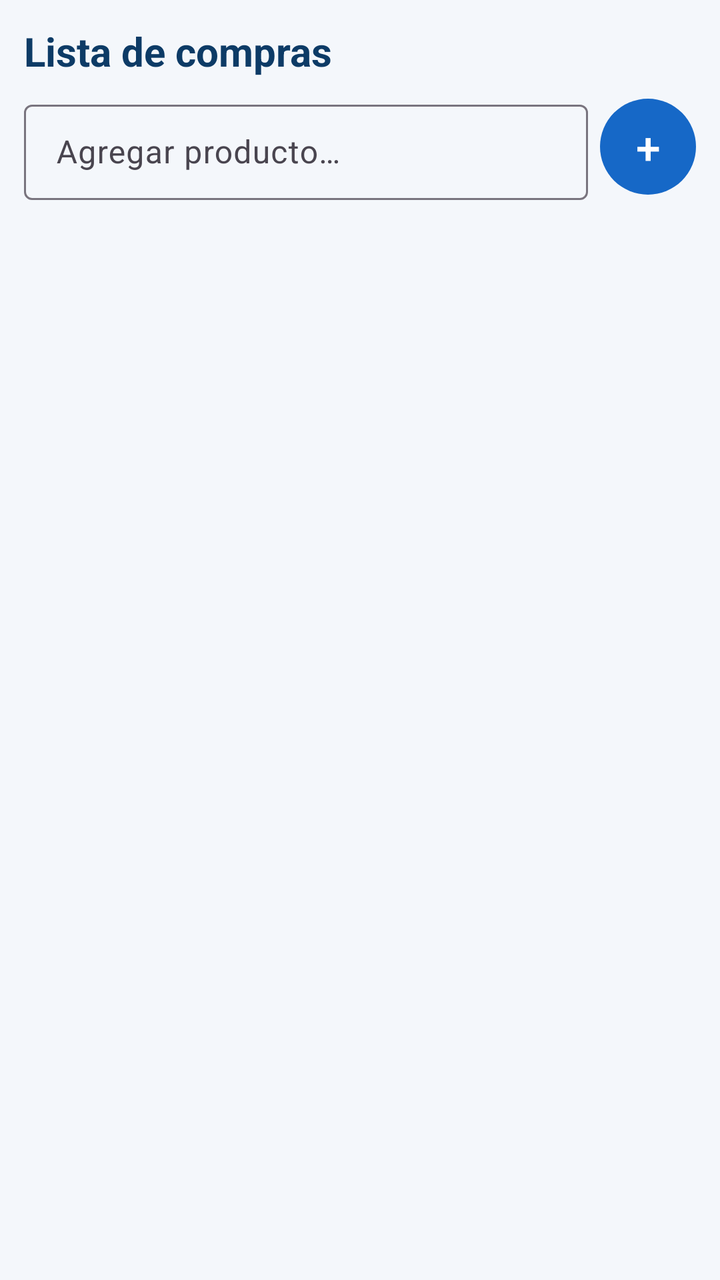
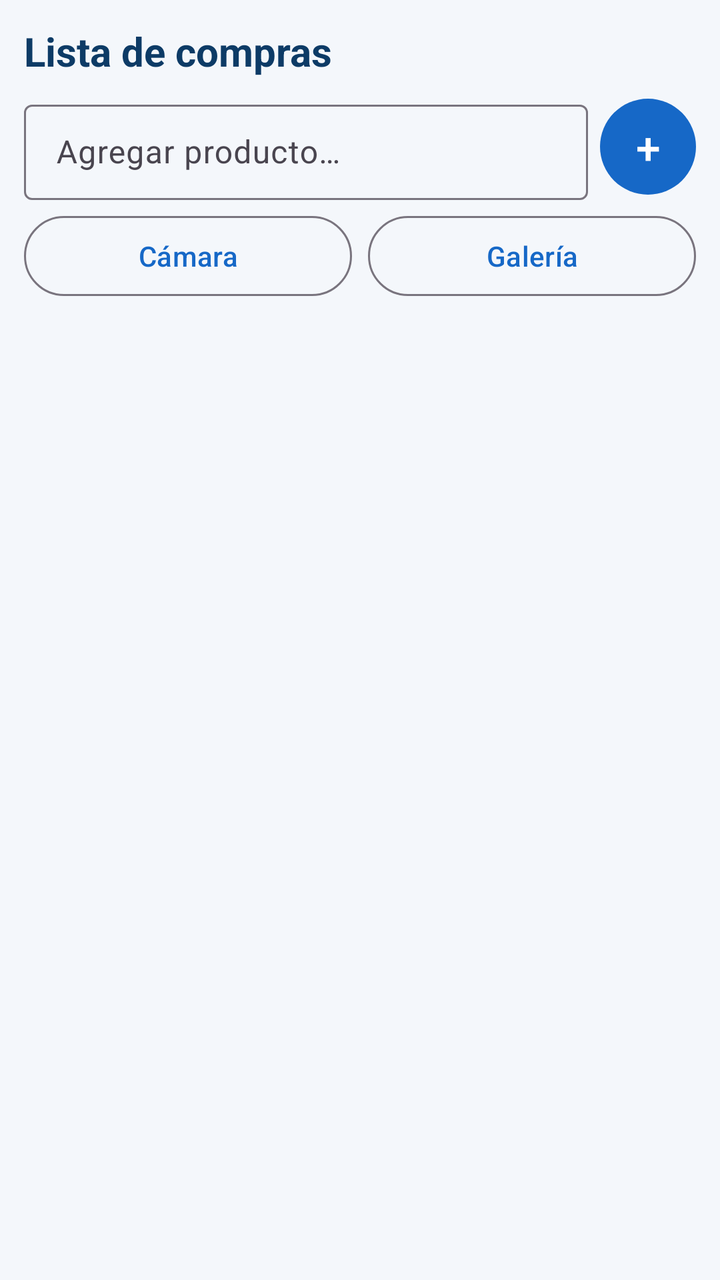

Before-and-after screenshots of an Android layout around one commit, followed by the original layout XML and the change that was made.
<!-- AndroidManifest.xml: application theme Theme.DailySync -->
<!-- res/layout/fragment_compras.xml -->
<?xml version="1.0" encoding="utf-8"?>
<FrameLayout xmlns:android="http://schemas.android.com/apk/res/android"
    xmlns:app="http://schemas.android.com/apk/res-auto"
    android:layout_width="match_parent"
    android:layout_height="match_parent">

    <LinearLayout
        android:layout_width="match_parent"
        android:layout_height="match_parent"
        android:orientation="vertical"
        android:padding="12dp">

        <TextView
            style="@style/DailySync.Titulo"
            android:layout_width="wrap_content"
            android:layout_height="wrap_content"
            android:layout_marginBottom="8dp"
            android:text="@string/compras_titulo" />

        <LinearLayout
            android:layout_width="match_parent"
            android:layout_height="wrap_content"
            android:gravity="center_vertical"
            android:orientation="horizontal">

            <com.google.android.material.textfield.TextInputLayout
                style="@style/Widget.Material3.TextInputLayout.OutlinedBox.Dense"
                android:layout_width="0dp"
                android:layout_height="wrap_content"
                android:layout_weight="1"
                android:hint="@string/compras_hint">

                <com.google.android.material.textfield.TextInputEditText
                    android:id="@+id/et_producto"
                    android:layout_width="match_parent"
                    android:layout_height="wrap_content"
                    android:imeOptions="actionDone"
                    android:inputType="textCapSentences"
                    android:maxLines="1" />
            </com.google.android.material.textfield.TextInputLayout>

            <com.google.android.material.button.MaterialButton
                android:id="@+id/btn_agregar"
                android:layout_width="48dp"
                android:layout_height="48dp"
                android:layout_marginStart="6dp"
                android:contentDescription="@string/agregar_descripcion"
                android:insetTop="0dp"
                android:insetBottom="0dp"
                android:padding="0dp"
                android:text="+"
                android:textSize="22sp" />
        </LinearLayout>
        <TextView
            android:id="@+id/tv_vacio"
            style="@style/DailySync.Etiqueta"
            android:layout_width="match_parent"
            android:layout_height="wrap_content"
            android:layout_marginTop="16dp"
            android:gravity="center"
            android:visibility="gone" />

        <androidx.recyclerview.widget.RecyclerView
            android:id="@+id/rv_compras"
            android:layout_width="match_parent"
            android:layout_height="0dp"
            android:layout_weight="1"
            android:clipToPadding="false"
            android:paddingBottom="72dp" />
    </LinearLayout>
</FrameLayout>
<!-- resources referenced by this layout -->
<resources>
  <string name="agregar_descripcion">Agregar</string>
  <string name="compras_hint">Agregar producto…</string>
  <string name="compras_titulo">Lista de compras</string>
  <style name="DailySync.Etiqueta" parent="">
          <item name="android:textSize">12sp</item>
          <item name="android:textColor">@color/texto_secundario</item>
      </style>
  <style name="DailySync.Titulo" parent="">
          <item name="android:textSize">20sp</item>
          <item name="android:textStyle">bold</item>
          <item name="android:textColor">@color/azul_oscuro</item>
      </style>
  <style name="Theme.DailySync" parent="Theme.Material3.Light.NoActionBar">
          <item name="colorPrimary">@color/azul</item>
          <item name="colorOnPrimary">@color/blanco</item>
          <item name="colorSecondary">@color/naranja</item>
          <item name="colorOnSecondary">@color/texto</item>
          <item name="colorSecondaryContainer">@color/naranja</item>
          <item name="colorOnSecondaryContainer">@color/texto</item>
          <item name="android:colorBackground">@color/fondo</item>
          <item name="android:statusBarColor">@color/azul_oscuro</item>
          <item name="android:navigationBarColor">@color/azul_oscuro</item>
          <item name="android:windowLightStatusBar">false</item>
      </style>
  <color name="texto_secundario">#6B7A8C</color>
  <color name="azul_oscuro">#0D3B66</color>
  <color name="azul">#1668C7</color>
  <color name="blanco">#FFFFFF</color>
  <color name="naranja">#F2A541</color>
  <color name="texto">#1B2430</color>
  <color name="fondo">#F4F7FB</color>
</resources>

<!-- the commit's change to res/layout/fragment_compras.xml (unified diff, before → after) -->
@@ -1,71 +1,137 @@
 <?xml version="1.0" encoding="utf-8"?>
-<FrameLayout xmlns:android="http://schemas.android.com/apk/res/android"
+<LinearLayout xmlns:android="http://schemas.android.com/apk/res/android"
     xmlns:app="http://schemas.android.com/apk/res-auto"
     android:layout_width="match_parent"
-    android:layout_height="match_parent">
+    android:layout_height="match_parent"
+    android:orientation="vertical"
+    android:padding="12dp">
 
+    <TextView
+        style="@style/DailySync.Titulo"
+        android:layout_width="wrap_content"
+        android:layout_height="wrap_content"
+        android:layout_marginBottom="8dp"
+        android:text="@string/compras_titulo" />
+
+    
     <LinearLayout
         android:layout_width="match_parent"
-        android:layout_height="match_parent"
-        android:orientation="vertical"
-        android:padding="12dp">
+        android:layout_height="wrap_content"
+        android:gravity="center_vertical"
+        android:orientation="horizontal">
+
+        <com.google.android.material.textfield.TextInputLayout
+            style="@style/Widget.Material3.TextInputLayout.OutlinedBox.Dense"
+            android:layout_width="0dp"
+            android:layout_height="wrap_content"
+            android:layout_weight="1"
+            android:hint="@string/compras_hint">
+
+            <com.google.android.material.textfield.TextInputEditText
+                android:id="@+id/et_producto"
+                android:layout_width="match_parent"
+                android:layout_height="wrap_content"
+                android:imeOptions="actionDone"
+                android:inputType="textCapSentences"
+                android:maxLines="1" />
+        </com.google.android.material.textfield.TextInputLayout>
+
+        <com.google.android.material.button.MaterialButton
+            android:id="@+id/btn_agregar"
+            android:layout_width="48dp"
+            android:layout_height="48dp"
+            android:layout_marginStart="6dp"
+            android:contentDescription="@string/agregar_descripcion"
+            android:insetTop="0dp"
+            android:insetBottom="0dp"
+            android:padding="0dp"
+            android:text="+"
+            android:textSize="22sp" />
+    </LinearLayout>
+
+    
+    <LinearLayout
+        android:layout_width="match_parent"
+        android:layout_height="wrap_content"
+        android:layout_marginTop="4dp"
+        android:orientation="horizontal">
+
+        <com.google.android.material.button.MaterialButton
+            android:id="@+id/btn_camara"
+            style="@style/Widget.Material3.Button.OutlinedButton"
+            android:layout_width="0dp"
+            android:layout_height="wrap_content"
+            android:layout_marginEnd="4dp"
+            android:layout_weight="1"
+            android:text="@string/compras_camara" />
+
+        <com.google.android.material.button.MaterialButton
+            android:id="@+id/btn_galeria"
+            style="@style/Widget.Material3.Button.OutlinedButton"
+            android:layout_width="0dp"
+            android:layout_height="wrap_content"
+            android:layout_marginStart="4dp"
+            android:layout_weight="1"
+            android:text="@string/compras_galeria" />
+    </LinearLayout>
+
+    
+    <LinearLayout
+        android:id="@+id/ll_pendiente"
+        android:layout_width="match_parent"
+        android:layout_height="wrap_content"
+        android:layout_marginTop="4dp"
+        android:background="@drawable/bg_nota"
+        android:gravity="center_vertical"
+        android:orientation="horizontal"
+        android:padding="6dp"
+        android:visibility="gone">
+
+        <com.google.android.material.imageview.ShapeableImageView
+            android:id="@+id/img_pendiente"
+            android:layout_width="48dp"
+            android:layout_height="48dp"
+            android:importantForAccessibility="no"
+            android:scaleType="centerCrop"
+            app:shapeAppearanceOverlay="@style/DailySync.Redondeada" />
 
         <TextView
-            style="@style/DailySync.Titulo"
-            android:layout_width="wrap_content"
+            android:layout_width="0dp"
             android:layout_height="wrap_content"
-            android:layout_marginBottom="8dp"
-            android:text="@string/compras_titulo" />
+            android:layout_marginStart="8dp"
+            android:layout_weight="1"
+            android:text="@string/compras_foto_lista"
+            android:textColor="#6A4A10"
+            android:textSize="12sp" />
 
-        <LinearLayout
-            android:layout_width="match_parent"
-            android:layout_height="wrap_content"
-            android:gravity="center_vertical"
-            android:orientation="horizontal">
+        <com.google.android.material.button.MaterialButton
+            android:id="@+id/btn_quitar_foto"
+            style="@style/Widget.Material3.Button.TextButton"
+            android:layout_width="40dp"
+            android:layout_height="40dp"
+            android:contentDescription="@string/compras_quitar_foto"
+            android:insetTop="0dp"
+            android:insetBottom="0dp"
+            android:padding="0dp"
+            android:text="✕"
+            android:textSize="16sp" />
+    </LinearLayout>
 
-            <com.google.android.material.textfield.TextInputLayout
-                style="@style/Widget.Material3.TextInputLayout.OutlinedBox.Dense"
-                android:layout_width="0dp"
-                android:layout_height="wrap_content"
-                android:layout_weight="1"
-                android:hint="@string/compras_hint">
+    <TextView
+        android:id="@+id/tv_vacio"
+        style="@style/DailySync.Etiqueta"
+        android:layout_width="match_parent"
+        android:layout_height="wrap_content"
+        android:layout_marginTop="16dp"
+        android:gravity="center"
+        android:visibility="gone" />
 
-                <com.google.android.material.textfield.TextInputEditText
-                    android:id="@+id/et_producto"
-                    android:layout_width="match_parent"
-                    android:layout_height="wrap_content"
-                    android:imeOptions="actionDone"
-                    android:inputType="textCapSentences"
-                    android:maxLines="1" />
-            </com.google.android.material.textfield.TextInputLayout>
-
-            <com.google.android.material.button.MaterialButton
-                android:id="@+id/btn_agregar"
-                android:layout_width="48dp"
-                android:layout_height="48dp"
-                android:layout_marginStart="6dp"
-                android:contentDescription="@string/agregar_descripcion"
-                android:insetTop="0dp"
-                android:insetBottom="0dp"
-                android:padding="0dp"
-                android:text="+"
-                android:textSize="22sp" />
-        </LinearLayout>
-        <TextView
-            android:id="@+id/tv_vacio"
-            style="@style/DailySync.Etiqueta"
-            android:layout_width="match_parent"
-            android:layout_height="wrap_content"
-            android:layout_marginTop="16dp"
-            android:gravity="center"
-            android:visibility="gone" />
-
-        <androidx.recyclerview.widget.RecyclerView
-            android:id="@+id/rv_compras"
-            android:layout_width="match_parent"
-            android:layout_height="0dp"
-            android:layout_weight="1"
-            android:clipToPadding="false"
-            android:paddingBottom="72dp" />
-    </LinearLayout>
-</FrameLayout>
+    <androidx.recyclerview.widget.RecyclerView
+        android:id="@+id/rv_compras"
+        android:layout_width="match_parent"
+        android:layout_height="0dp"
+        android:layout_marginTop="6dp"
+        android:layout_weight="1"
+        android:clipToPadding="false"
+        android:paddingBottom="16dp" />
+</LinearLayout>
<!-- resource entries referenced after the edit -->
@@ -1,11 +1,26 @@
 <!-- resources referenced by this layout -->
 <resources>
+  <!-- drawable bg_nota (drawable) -->
+  <?xml version="1.0" encoding="utf-8"?>
+  <shape xmlns:android="http://schemas.android.com/apk/res/android" android:shape="rectangle">
+      <solid android:color="#FFF6E6" />
+      <stroke android:width="1dp" android:color="@color/naranja" android:dashWidth="4dp" android:dashGap="3dp" />
+      <corners android:radius="8dp" />
+  </shape>
   <string name="agregar_descripcion">Agregar</string>
+  <string name="compras_camara">Cámara</string>
+  <string name="compras_foto_lista">Foto lista: escribe el nombre (opcional) y toca +</string>
+  <string name="compras_galeria">Galería</string>
   <string name="compras_hint">Agregar producto…</string>
+  <string name="compras_quitar_foto">Quitar foto</string>
   <string name="compras_titulo">Lista de compras</string>
   <style name="DailySync.Etiqueta" parent="">
           <item name="android:textSize">12sp</item>
           <item name="android:textColor">@color/texto_secundario</item>
+      </style>
+  <style name="DailySync.Redondeada" parent="">
+          <item name="cornerFamily">rounded</item>
+          <item name="cornerSize">8dp</item>
       </style>
   <style name="DailySync.Titulo" parent="">
           <item name="android:textSize">20sp</item>
